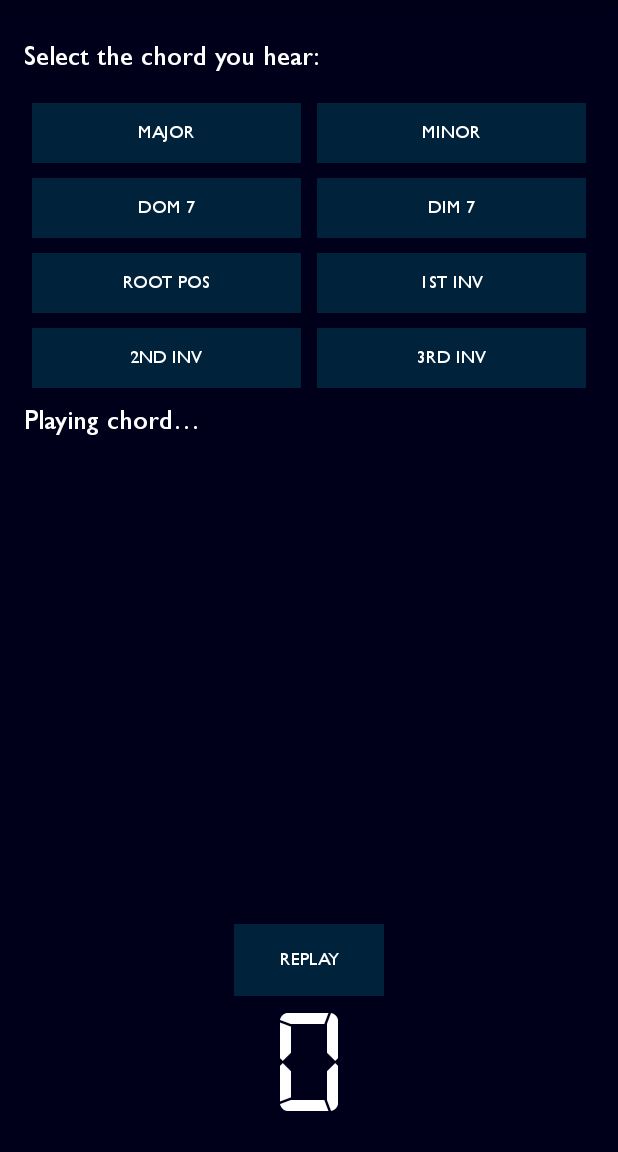
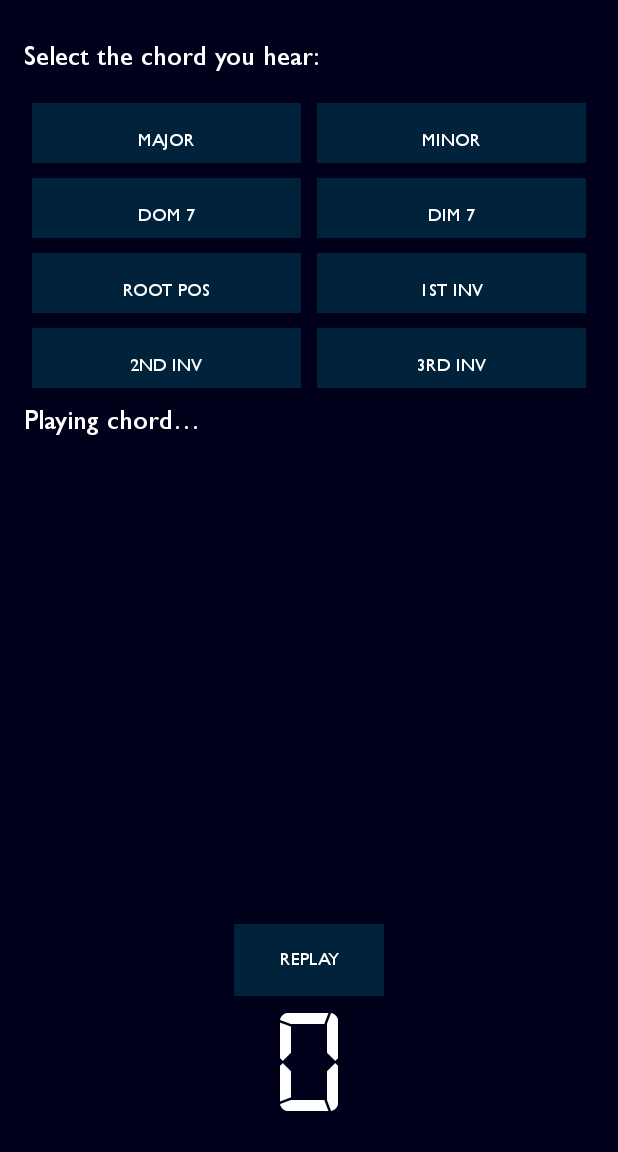
Before and after one commit to joshyuan360/EarTraining, an Android app: the ChordsActivity screen opened directly, with no data from a screen before it, on a phone screen of 412 x 824 dp, the part 84-1236 px from its top. Run offline under Robolectric (Android 15) with nearby library versions, the light colour scheme and no system bars.

Commit message:
change Button1 properties

```diff
--- a/app/src/main/java/com/joshuayuan/eartraining/Button1.java
+++ b/app/src/main/java/com/joshuayuan/eartraining/Button1.java
@@ -11,6 +11,7 @@
 package com.joshuayuan.eartraining;
 
 import android.content.Context;
+import android.graphics.Color;
 import android.graphics.Typeface;
 import android.util.AttributeSet;
 import android.widget.Button;
@@ -21,7 +22,9 @@
 public class Button1 extends Button {
     public Button1(Context context, AttributeSet attrs) {
         super(context, attrs);
-        this.setTypeface(Typeface.createFromAsset(context.getAssets(), "fonts/GIL.TTF"));
-        this.setTextSize(12);
+        setTypeface(Typeface.createFromAsset(context.getAssets(), "fonts/GIL.TTF"));
+        setTextSize(12);
+        setTextColor(Color.parseColor("#FFFFFF"));
+        setBackgroundResource(R.drawable.custom_button);
     }
 }
--- a/app/src/main/res/layout/activity_chords.xml
+++ b/app/src/main/res/layout/activity_chords.xml
@@ -55,9 +55,7 @@
         android:layout_above="@+id/chordScore"
         android:layout_centerHorizontal="true"
         android:enabled="false"
-        android:onClick="replayChord"
-        android:textColor="#ffffff"
-        android:background="@drawable/custom_button" />
+        android:onClick="replayChord" />
 
     <LinearLayout
         android:layout_width="match_parent"
@@ -72,11 +70,8 @@
             android:layout_width="match_parent"
             android:text="@string/major"
             android:id="@+id/major"
-            android:textColor="#ffffff"
-            android:textSize="10dp"
             android:onClick="cpart1Clicked"
             android:enabled="false"
-            android:background="@drawable/custom_button"
             android:layout_marginRight="5dp"
             android:layout_marginLeft="5dp"
             android:layout_marginTop="10dp"
@@ -87,11 +82,8 @@
             android:layout_width="match_parent"
             android:text="@string/minor"
             android:id="@+id/minor"
-            android:textColor="#ffffff"
-            android:textSize="10dp"
             android:onClick="cpart1Clicked"
             android:enabled="false"
-            android:background="@drawable/custom_button"
             android:layout_marginRight="5dp"
             android:layout_marginLeft="5dp"
             android:layout_marginTop="10dp"
@@ -113,11 +105,8 @@
             android:layout_width="match_parent"
             android:text="@string/dom_7"
             android:id="@+id/dom7"
-            android:textColor="#ffffff"
-            android:textSize="10dp"
             android:onClick="cpart1Clicked"
             android:enabled="false"
-            android:background="@drawable/custom_button"
             android:layout_marginRight="5dp"
             android:layout_marginLeft="5dp"
             android:layout_marginTop="10dp"
@@ -129,11 +118,8 @@
             android:layout_width="match_parent"
             android:text="@string/dim_7"
             android:id="@+id/dim7"
-            android:textColor="#ffffff"
-            android:textSize="10dp"
             android:onClick="cpart2Clicked"
             android:enabled="false"
-            android:background="@drawable/custom_button"
             android:layout_marginRight="5dp"
             android:layout_marginLeft="5dp"
             android:layout_marginTop="10dp"
@@ -155,11 +141,8 @@
             android:layout_width="match_parent"
             android:text="@string/root_pos"
             android:id="@+id/root"
-            android:textColor="#ffffff"
-            android:textSize="10dp"
             android:onClick="cpart2Clicked"
             android:enabled="false"
-            android:background="@drawable/custom_button"
             android:layout_marginRight="5dp"
             android:layout_marginLeft="5dp"
             android:layout_marginTop="10dp"
@@ -171,11 +154,8 @@
             android:layout_width="match_parent"
             android:text="@string/_1st_inv"
             android:id="@+id/first"
-            android:textColor="#ffffff"
-            android:textSize="10dp"
             android:onClick="cpart2Clicked"
             android:enabled="false"
-            android:background="@drawable/custom_button"
             android:layout_marginRight="5dp"
             android:layout_marginLeft="5dp"
             android:layout_marginTop="10dp"
@@ -197,11 +177,8 @@
             android:layout_width="match_parent"
             android:text="@string/_2nd_inv"
             android:id="@+id/second"
-            android:textColor="#ffffff"
-            android:textSize="10dp"
             android:onClick="cpart2Clicked"
             android:enabled="false"
-            android:background="@drawable/custom_button"
             android:layout_marginRight="5dp"
             android:layout_marginLeft="5dp"
             android:layout_marginTop="10dp"
@@ -213,11 +190,8 @@
             android:layout_width="match_parent"
             android:text="@string/_3rd_inv"
             android:id="@+id/third"
-            android:textColor="#ffffff"
-            android:textSize="10dp"
             android:onClick="cpart2Clicked"
             android:enabled="false"
-            android:background="@drawable/custom_button"
             android:layout_marginRight="5dp"
             android:layout_marginLeft="5dp"
             android:layout_marginTop="10dp"
--- a/app/src/main/res/values/strings.xml
+++ b/app/src/main/res/values/strings.xml
@@ -49,7 +49,6 @@
     <string name="score">Score</string>
 
     <string name="select_the_cadence_you_hear">Select the cadence you hear:</string>
-    <string name="_0">0</string>
     <string name="replay">REPLAY</string>
 
     <string name="select_the_interval_you_hear">Select the interval you hear:</string>
```
Also changed, not shown: app/src/main/res/layout/activity_cadences.xml (+13 -20 lines), app/src/main/res/layout/activity_intervals.xml (+1 -38 lines).
